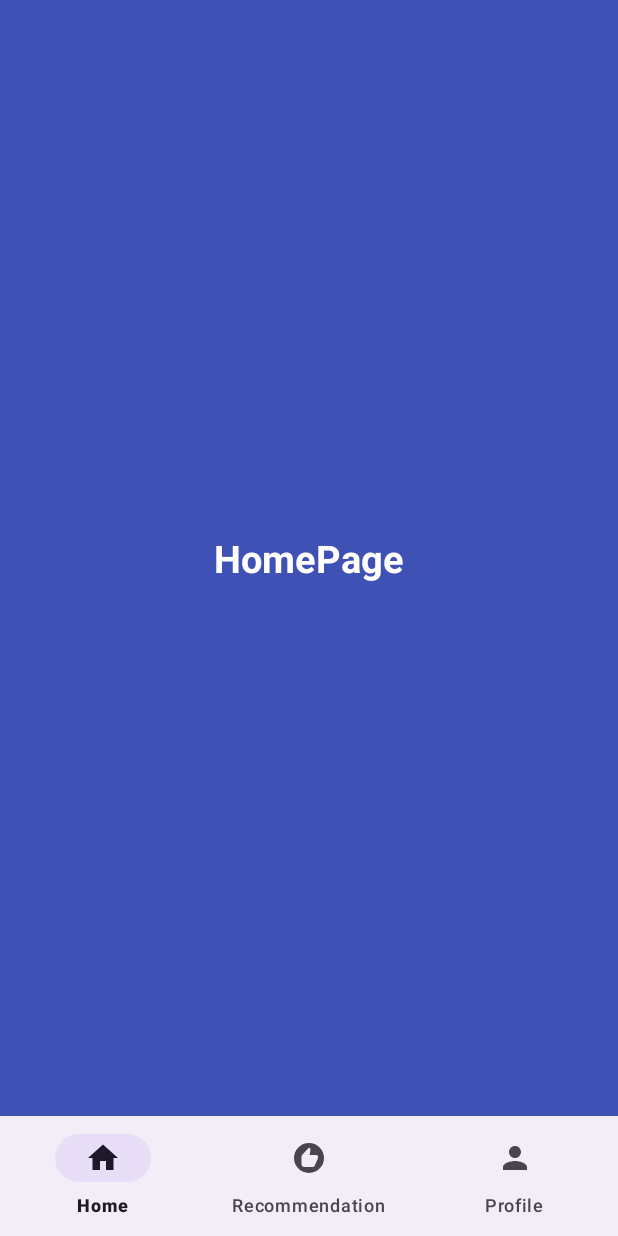
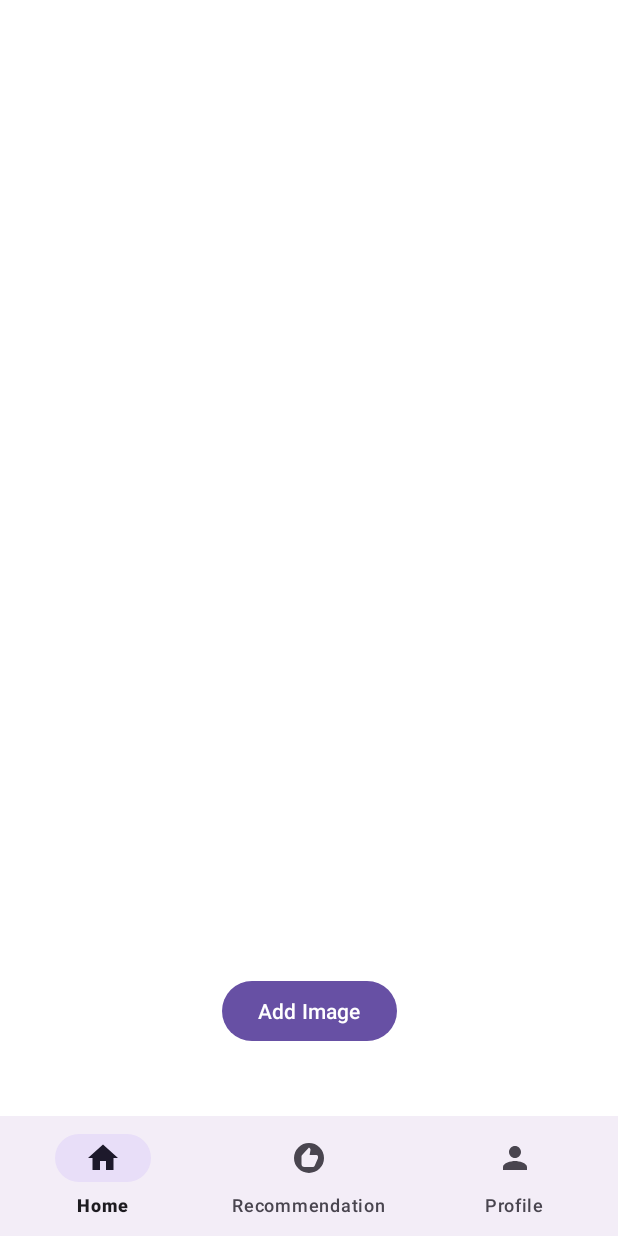
Before and after one commit to Devanshu777/FRAR, an Android app: the screen it shows after launch once a user with an empty profile is signed in (HomePageActivity), on a phone screen of 412 x 824 dp. Run offline under Robolectric (Android 15) with nearby library versions, the phone set to English and light mode, and no system bars; our stand-ins replace Firebase (no records; nobody signed in at launch, a user with empty details on screens opened directly); libraries missing offline, so code that uses them is left out: com.github.drjacky.imagepicker; Roboto replaces fonts that are not available here.

Commit message:
Image Picker implemented

```diff
--- a/app/build.gradle
+++ b/app/build.gradle
@@ -43,9 +43,11 @@ dependencies {
     implementation 'com.google.android.material:material:1.10.0'
     implementation 'androidx.constraintlayout:constraintlayout:2.1.4'
     implementation 'com.google.firebase:firebase-auth-ktx:22.3.0'
-    implementation 'androidx.navigation:navigation-fragment-ktx:2.7.0'
-    implementation 'androidx.navigation:navigation-ui-ktx:2.7.0'
+    implementation 'androidx.navigation:navigation-fragment-ktx:2.7.5'
+    implementation 'androidx.navigation:navigation-ui-ktx:2.7.5'
     testImplementation 'junit:junit:4.13.2'
     androidTestImplementation 'androidx.test.ext:junit:1.1.5'
     androidTestImplementation 'androidx.test.espresso:espresso-core:3.5.1'
+
+    implementation 'com.github.Drjacky:ImagePicker:2.3.22'
 }
--- a/app/src/main/java/com/example/frar/HomePageFragment.kt
+++ b/app/src/main/java/com/example/frar/HomePageFragment.kt
@@ -1,59 +1,44 @@
 package com.example.frar
 
+import android.app.Activity.RESULT_OK
 import android.os.Bundle
-import androidx.fragment.app.Fragment
 import android.view.LayoutInflater
 import android.view.View
 import android.view.ViewGroup
+import androidx.activity.result.contract.ActivityResultContracts
+import androidx.fragment.app.Fragment
+import com.example.frar.databinding.FragmentHomePageBinding
+import com.github.drjacky.imagepicker.ImagePicker
+import com.github.drjacky.imagepicker.constant.ImageProvider
 
-// TODO: Rename parameter arguments, choose names that match
-// the fragment initialization parameters, e.g. ARG_ITEM_NUMBER
-private const val ARG_PARAM1 = "param1"
-private const val ARG_PARAM2 = "param2"
 
-/**
- * A simple [Fragment] subclass.
- * Use the [HomePageFragment.newInstance] factory method to
- * create an instance of this fragment.
- */
 class HomePageFragment : Fragment() {
-    // TODO: Rename and change types of parameters
-    private var param1: String? = null
-    private var param2: String? = null
 
-    override fun onCreate(savedInstanceState: Bundle?) {
-        super.onCreate(savedInstanceState)
-        arguments?.let {
-            param1 = it.getString(ARG_PARAM1)
-            param2 = it.getString(ARG_PARAM2)
+    private lateinit var binding: FragmentHomePageBinding
+    private val launcher =
+        registerForActivityResult(ActivityResultContracts.StartActivityForResult()) {
+            if (it.resultCode == RESULT_OK) {
+                val uri = it.data?.data
+                uri?.let { u ->
+                    binding.imgDisplay.setImageURI(u)
+                }
+            }
         }
-    }
 
     override fun onCreateView(
         inflater: LayoutInflater, container: ViewGroup?,
         savedInstanceState: Bundle?
-    ): View? {
+    ): View {
+        binding = FragmentHomePageBinding.inflate(layoutInflater)
         // Inflate the layout for this fragment
-        return inflater.inflate(R.layout.fragment_home_page, container, false)
-    }
-
-    companion object {
-        /**
-         * Use this factory method to create a new instance of
-         * this fragment using the provided parameters.
-         *
-         * @param param1 Parameter 1.
-         * @param param2 Parameter 2.
-         * @return A new instance of fragment HomePageFragment.
-         */
-        // TODO: Rename and change types and number of parameters
-        @JvmStatic
-        fun newInstance(param1: String, param2: String) =
-            HomePageFragment().apply {
-                arguments = Bundle().apply {
-                    putString(ARG_PARAM1, param1)
-                    putString(ARG_PARAM2, param2)
+        binding.btnAddImage.setOnClickListener {
+            ImagePicker.with(requireActivity())
+                .provider(imageProvider = ImageProvider.BOTH)
+                .createIntentFromDialog { i ->
+                    launcher.launch(i)
                 }
-            }
+        }
+        binding.imgDisplay
+        return binding.root
     }
 }
--- a/app/src/main/res/layout/fragment_home_page.xml
+++ b/app/src/main/res/layout/fragment_home_page.xml
@@ -3,17 +3,32 @@
     xmlns:tools="http://schemas.android.com/tools"
     android:layout_width="match_parent"
     android:layout_height="match_parent"
-    tools:context=".Profile"
-    android:background="@color/blue">
+    xmlns:app="http://schemas.android.com/apk/res-auto"
+    tools:context=".HomePageActivity"
+    android:background="@color/white">
 
-    <!-- TODO: Update blank fragment layout -->
-    <TextView
-        android:layout_width="wrap_content"
-        android:layout_height="wrap_content"
-        android:layout_gravity="center"
-        android:text="@string/homepage"
-        android:textColor="@color/white"
-        android:textStyle="bold"
-        android:textSize="25dp"/>
+    <androidx.constraintlayout.widget.ConstraintLayout
+        android:layout_width="match_parent"
+        android:layout_height="match_parent">
 
+        <ImageView
+            android:id="@+id/img_display"
+            android:layout_width="400dp"
+            android:layout_height="600dp"
+            android:layout_marginBottom="50dp"
+            app:layout_constraintBottom_toTopOf="@+id/btn_add_image"
+            app:layout_constraintEnd_toEndOf="parent"
+            app:layout_constraintStart_toStartOf="parent"
+            app:layout_constraintTop_toTopOf="parent" />
+
+        <Button
+            android:id="@+id/btn_add_image"
+            android:layout_width="wrap_content"
+            android:layout_height="wrap_content"
+            android:layout_marginTop="50dp"
+            android:text="Add Image"
+            app:layout_constraintEnd_toEndOf="parent"
+            app:layout_constraintStart_toStartOf="parent"
+            app:layout_constraintTop_toBottomOf="@+id/img_display" />
+    </androidx.constraintlayout.widget.ConstraintLayout>
 </FrameLayout>
--- a/settings.gradle
+++ b/settings.gradle
@@ -10,6 +10,7 @@ dependencyResolutionManagement {
     repositories {
         google()
         mavenCentral()
+        maven {url "https://jitpack.io"}
     }
 }
 rootProject.name = "FRAR"
```
Also changed, not shown: build.gradle (+6 -1 lines).
